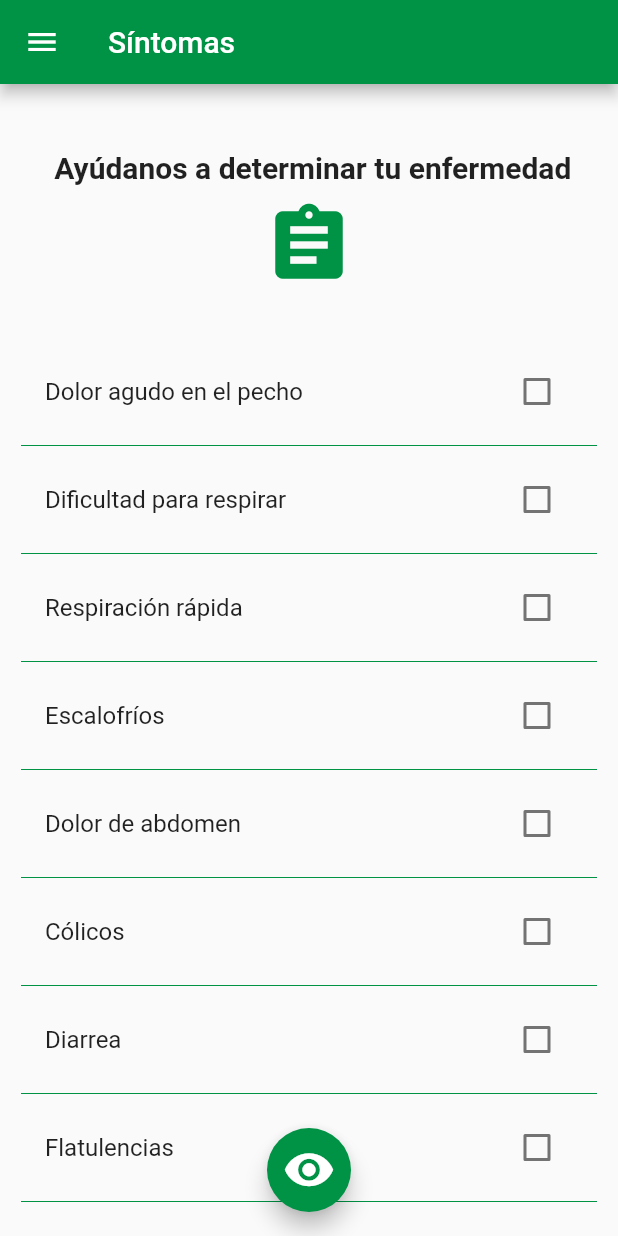
After one commit to JamesTovarR04/HandDoc, a Flutter app: the HomePage screen opened by its route, after a tap on "Reportar síntomas", on a phone screen of 412 x 824 dp. The commit adds this screen. Run offline on Flutter 3.47's test engine with Material 2 defaults, Android fonts, the phone set to English and light mode, and no system bars; our stand-ins replace sqflite, wave; accounts and stored records are empty.

Commit message:
Creacion pagina de inicio y para reportar sintomas

```diff
--- /dev/null
+++ b/lib/src/pages/home_page.dart
@@ -0,0 +1,188 @@
+import 'package:flutter/material.dart';
+import 'package:hand_doc/src/classes/user.dart';
+import 'package:hand_doc/src/pages/report_symptoms_page.dart';
+import 'package:hand_doc/src/providers/menu_provider.dart';
+import 'package:hand_doc/src/utils/DB_util.dart';
+import 'package:wave/config.dart';
+import 'package:wave/wave.dart';
+
+class HomePage extends StatefulWidget {
+  final route = "home/";
+  HomePage({Key key}) : super(key: key);
+
+  @override
+  _HomePageState createState() => _HomePageState();
+}
+
+class _HomePageState extends State<HomePage> {
+  User _user = new User();
+  //----------------------------------------------------------------------------
+  @override
+  void initState() {
+    super.initState();
+
+    _user.name = "";
+
+    DBUtil.readUser().then((user) {
+      if (user.length > 0)
+        setState(() {
+          _user = user[0];
+        });
+    });
+  }
+
+  //----------------------------------------------------------------------------
+  @override
+  Widget build(BuildContext context) {
+    Menu menu = new Menu(context);
+    return Scaffold(
+      appBar: AppBar(
+        title: Text('HandDoc'),
+      ),
+      drawer: Drawer(
+        child: menu.drawer,
+      ),
+      body: _createWave(),
+    );
+  }
+
+  Widget _itemsHome() {
+    return Padding(
+      padding: const EdgeInsets.all(16.0),
+      child: Column(
+        crossAxisAlignment: CrossAxisAlignment.stretch,
+        children: [
+          Image.asset(
+            'assets/data/image/logo.png',
+            height: 150.0,
+          ),
+          SizedBox(height: 30.0),
+          _createTextUser(),
+          Divider(
+            color: Colors.grey,
+            thickness: 1.0,
+            height: 40.0,
+          ),
+          Text(
+            "Selecciona una de las opciones:",
+            style: TextStyle(fontSize: 20.0),
+          ),
+          SizedBox(height: 20.0),
+          //----------------------------------------------------------------------
+          _createButtonEmergency(),
+          SizedBox(height: 20.0),
+          Text(
+            "Si consideras que tu estado general es crítico.",
+            textAlign: TextAlign.center,
+            style: TextStyle(fontSize: 15.0),
+          ),
+          SizedBox(height: 30.0),
+          _createButtonReportSymptoms(),
+          SizedBox(height: 20.0),
+          Text(
+            "Si tu estado requiere tratamiento doméstico.",
+            textAlign: TextAlign.center,
+            style: TextStyle(fontSize: 15.0),
+          ),
+        ],
+      ),
+    );
+  }
+
+  //------------------------------------------------------------------------------
+  // creating separated Widgets
+  Widget _createTextUser() {
+    return Text(
+      "Hola, " + _user.name.split(' ')[0],
+      textAlign: TextAlign.center,
+      style: TextStyle(
+        fontSize: 35.0,
+        fontWeight: FontWeight.bold,
+      ),
+    );
+  }
+
+  //----------------------------------------------------------------------------
+  Widget _createButtonEmergency() {
+    return RaisedButton(
+      color: Colors.red,
+      elevation: 7.0,
+      shape: RoundedRectangleBorder(
+        borderRadius: new BorderRadius.circular(18.0),
+      ),
+      textColor: Colors.white,
+      child: Padding(
+        padding: const EdgeInsets.all(20.0),
+        child: Text("EMERGENCIA",
+            style: TextStyle(
+              fontSize: 20.0,
+              fontWeight: FontWeight.bold,
+            )),
+      ),
+      onPressed: () {},
+    );
+  }
+
+  //----------------------------------------------------------------------------
+  Widget _createButtonReportSymptoms() {
+    return RaisedButton(
+      color: Theme.of(context).primaryColor,
+      elevation: 7.0,
+      shape: RoundedRectangleBorder(
+        borderRadius: new BorderRadius.circular(18.0),
+      ),
+      textColor: Colors.white,
+      child: Padding(
+        padding: const EdgeInsets.all(20.0),
+        child: Text(
+          "Reportar síntomas",
+          style: TextStyle(fontSize: 20.0),
+        ),
+      ),
+      onPressed: () {
+        Navigator.pushNamed(context, ReportSymptomsPage().route);
+      },
+    );
+  }
+
+  Widget _createWave() {
+    return Stack(
+      children: <Widget>[
+        ListView(
+          children: [
+            SizedBox(height: 165.0),
+            Container(
+              height: MediaQuery.of(context).size.height,
+              child: RotatedBox(
+                quarterTurns: 2,
+                child: WaveWidget(
+                  config: CustomConfig(
+                    gradients: [
+                      [
+                        Colors.white,
+                        Theme.of(context).primaryColor,
+                      ],
+                      [Theme.of(context).primaryColor, Colors.white],
+                      [Colors.white, Colors.white],
+                      [Colors.white, Colors.white],
+                    ],
+                    durations: [35000, 19440, 10800, 6000],
+                    heightPercentages: [0.20, 0.23, 0.25, 0.30],
+                    gradientBegin: Alignment.topRight,
+                    gradientEnd: Alignment.bottomLeft,
+                  ),
+                  waveAmplitude: 0,
+                  size: Size(
+                    double.infinity,
+                    double.infinity,
+                  ),
+                ),
+              ),
+            ),
+          ],
+        ),
+        _itemsHome(),
+      ],
+    );
+  }
+}
--- a/lib/src/pages/login_page.dart
+++ b/lib/src/pages/login_page.dart
@@ -5,6 +5,8 @@ import 'package:hand_doc/src/design/animations.dart';
 import 'package:hand_doc/src/pages/profile_page.dart';
 import 'package:hand_doc/src/pages/signup_page.dart';
 import 'package:hand_doc/src/utils/access_util.dart';
+
+import 'home_page.dart';
 
 class LoginPage extends StatefulWidget {
   final route = 'login/';
@@ -35,6 +37,7 @@ class LoginPageState extends State<LoginPage>
 //Methods to define initial state of animations
   @override
   void initState() {
+    super.initState();
     //--------------------------------------------------------------------------
     this._controllerAnimation = AnimationController(
       duration: Duration(milliseconds: 1000),
@@ -217,6 +220,7 @@ class LoginPageState extends State<LoginPage>
           child: Text("INICIAR SESIÓN"),
         ),
         onPressed: () async {
+          FocusScope.of(context).requestFocus(new FocusNode());
           int value = 0;
           if (_key.currentState.validate()) {
             _key.currentState.save();
@@ -231,7 +235,7 @@ class LoginPageState extends State<LoginPage>
                 _controllerPassword.text = "";
               });
             } else if (value == 1) {
-              Navigator.pushNamed(context, ProfilePage().route);
+              Navigator.pushNamed(context, HomePage().route);
             }
           }
         },
--- a/lib/src/pages/profile_page.dart
+++ b/lib/src/pages/profile_page.dart
@@ -75,7 +75,7 @@ class _ProfilePageState extends State<ProfilePage> {
             ));
   }
 
-  //----------------------------------------------------------------------------
+//----------------------------------------------------------------------------
   @override
   void initState() {
     super.initState();
--- /dev/null
+++ b/lib/src/pages/report_symptoms_page.dart
@@ -0,0 +1,137 @@
+import 'package:flutter/material.dart';
+import 'package:hand_doc/src/providers/menu_provider.dart';
+
+class ReportSymptomsPage extends StatefulWidget {
+  final route = 'report/';
+  ReportSymptomsPage({Key key}) : super(key: key);
+
+  @override
+  _ReportSymptomsPageState createState() => _ReportSymptomsPageState();
+}
+
+class _ReportSymptomsPageState extends State<ReportSymptomsPage> {
+  List<bool> _checkbox = new List<bool>(18);
+  //----------------------------------------------------------------------------
+  @override
+  void initState() {
+    super.initState();
+
+    _checkbox[0] = false;
+    _checkbox[1] = false;
+    _checkbox[2] = false;
+    _checkbox[3] = false;
+    _checkbox[4] = false;
+
+    _checkbox[5] = false;
+    _checkbox[6] = false;
+    _checkbox[7] = false;
+    _checkbox[8] = false;
+    _checkbox[9] = false;
+
+    _checkbox[10] = false;
+    _checkbox[11] = false;
+    _checkbox[12] = false;
+    _checkbox[13] = false;
+    _checkbox[14] = false;
+    _checkbox[15] = false;
+    _checkbox[16] = false;
+  }
+
+  //----------------------------------------------------------------------------
+  @override
+  Widget build(BuildContext context) {
+    // Delete this code
+    Menu menu = new Menu(context);
+    return Scaffold(
+      drawer: Drawer(
+        child: menu.drawer,
+      ),
+      appBar: AppBar(
+        title: Text("Síntomas"),
+      ),
+      body: SingleChildScrollView(
+        child: _itemsSymptoms(),
+      ),
+      floatingActionButtonLocation: FloatingActionButtonLocation.centerFloat,
+      floatingActionButton: FloatingActionButton(
+        child: Icon(
+          Icons.remove_red_eye,
+          size: 35.0,
+        ),
+        backgroundColor: Theme.of(context).primaryColor,
+        onPressed: () {},
+      ),
+    );
+  }
+
+  Widget _itemsSymptoms() {
+    return Padding(
+      padding: const EdgeInsets.all(14.0),
+      child: Column(
+        mainAxisAlignment: MainAxisAlignment.spaceEvenly,
+        crossAxisAlignment: CrossAxisAlignment.stretch,
+        children: [
+          SizedBox(height: 30.0),
+          Text(
+            " Ayúdanos a determinar tu enfermedad ",
+            textAlign: TextAlign.center,
+            style: TextStyle(
+              fontWeight: FontWeight.bold,
+              fontSize: 20.0,
+            ),
+          ),
+          SizedBox(height: 10.0),
+          Icon(
+            Icons.assignment,
+            size: 60.0,
+            color: Theme.of(context).primaryColor,
+          ),
+          SizedBox(height: 40.0),
+          _listSymptom("Dolor agudo en el pecho", 0),
+          _listSymptom("Dificultad para respirar", 1),
+          _listSymptom("Respiración rápida", 2),
+          _listSymptom("Escalofríos", 3),
+          //-------------------------------------
+          _listSymptom("Dolor de abdomen", 4),
+          _listSymptom("Cólicos", 5),
+          _listSymptom("Diarrea", 6),
+          _listSymptom("Flatulencias", 7),
+          _listSymptom("Dolor de cabeza", 8),
+          //-------------------------------------
+          _listSymptom("Dolor en las articulaciones", 9),
+          _listSymptom("Dolor en la parte posterior de los ojos", 10),
+          _listSymptom("Erupciones o manchas rojas", 11),
+          _listSymptom("Facilidad para desarrollar hematomas", 12),
+          //-------------------------------------
+          _listSymptom("Tos con flema, seca o crónica", 13),
+          _listSymptom("Congestión nasal", 14),
+          _listSymptom("Dificultad para respirar", 15),
+          _listSymptom("Dolor de garganta", 16),
+
+          SizedBox(height: 65.0),
+        ],
+      ),
+    );
+  }
+
+  Widget _listSymptom(String symptom, int i) {
+    return Column(
+      children: [
+        ListTile(
+          title: Text(symptom),
+          trailing: Checkbox(
+            value: _checkbox[i],
+            onChanged: (value) {
+              setState(() {
+                _checkbox[i] = value;
+              });
+            },
+          ),
+        ),
+        Divider(
+          color: Theme.of(context).primaryColor,
+        ),
+      ],
+    );
+  }
+}
--- a/lib/src/pages/signup_page.dart
+++ b/lib/src/pages/signup_page.dart
@@ -3,7 +3,6 @@ import 'package:flutter/material.dart';
 import 'package:hand_doc/src/design/animations.dart';
 import 'package:hand_doc/src/classes/user.dart';
 import 'package:hand_doc/src/providers/regularExpresions_provider.dart';
-import 'package:hand_doc/src/utils/DB_util.dart';
 import 'package:hand_doc/src/utils/access_util.dart';
 
 class SignupPage extends StatefulWidget {
@@ -265,6 +264,7 @@ class _SignupPageState extends State<SignupPage>
                 (_controllerPass2 != _controllerPass)
             ? null
             : () {
+                FocusScope.of(context).requestFocus(new FocusNode());
                 _user.name = _controllerName.text;
                 _user.lastName = _controllerLastName.text;
                 _user.phone = _controllerPhone.text;
--- a/lib/src/pages/start_screen.dart
+++ b/lib/src/pages/start_screen.dart
@@ -1,7 +1,7 @@
 import 'dart:async';
 import 'package:flutter/material.dart';
+import 'package:hand_doc/src/pages/home_page.dart';
 import 'package:hand_doc/src/pages/login_page.dart';
-import 'package:hand_doc/src/pages/profile_page.dart';
 import 'package:hand_doc/src/utils/access_util.dart';
 
 class StartScreen extends StatefulWidget {
@@ -22,10 +22,10 @@ class _StartScreenState extends State<StartScreen> {
       if (value == 0)
         route = LoginPage().route;
       else
-        route = ProfilePage().route;
+        route = HomePage().route;
     });
     Timer(Duration(seconds: 3), () {
-      Navigator.pushNamed(context, route);
+      Navigator.pushReplacementNamed(context, route);
     });
   }
 
--- a/lib/src/providers/menu_provider.dart
+++ b/lib/src/providers/menu_provider.dart
@@ -1,6 +1,7 @@
 import 'package:flutter/material.dart';
-import 'package:flutter/services.dart';
+import 'package:hand_doc/src/pages/home_page.dart';
 import 'package:hand_doc/src/pages/login_page.dart';
+import 'package:hand_doc/src/pages/profile_page.dart';
 import 'package:hand_doc/src/utils/access_util.dart';
 
 class Menu {
@@ -21,8 +22,8 @@ class Menu {
             ),
           ),
         ),
-        _itemList(Icons.home, "Inicio", context, 'init/'),
-        _itemList(Icons.person, "Perfil", context, 'profile/'),
+        _itemList(Icons.home, "Inicio", context, HomePage().route),
+        _itemList(Icons.person, "Perfil", context, ProfilePage().route),
         Padding(
           padding: const EdgeInsets.all(8.0),
           child: Divider(
@@ -78,7 +79,7 @@ class Menu {
           ],
         ),
         onTap: () {
-          // Navigator.pushNamed(context, route);
+          Navigator.pushNamed(context, route);
         },
       ),
     );
--- a/lib/src/routes/routes.dart
+++ b/lib/src/routes/routes.dart
@@ -1,6 +1,8 @@
 import 'package:flutter/material.dart';
+import 'package:hand_doc/src/pages/home_page.dart';
 import 'package:hand_doc/src/pages/login_page.dart';
 import 'package:hand_doc/src/pages/profile_page.dart';
+import 'package:hand_doc/src/pages/report_symptoms_page.dart';
 import 'package:hand_doc/src/pages/signup_page.dart';
 import 'package:hand_doc/src/pages/start_screen.dart';
 
@@ -10,5 +12,7 @@ Map<String, WidgetBuilder> getApplicationRoutes() {
     SignupPage().route: (context) => SignupPage(),
     StartScreen().route: (context) => StartScreen(),
     ProfilePage().route: (context) => ProfilePage(),
+    HomePage().route: (context) => HomePage(),
+    ReportSymptomsPage().route: (context) => ReportSymptomsPage(),
   };
 }
--- a/lib/src/utils/DB_util.dart
+++ b/lib/src/utils/DB_util.dart
@@ -60,6 +60,7 @@ class DBUtil {
     } catch (e) {
       print("Problema al leer los usuarios" + e.toString());
     }
+    return List<User>();
   }
 
   // Read if there are users in database
@@ -89,6 +90,7 @@ class DBUtil {
     } catch (e) {
       print("Problema al leer los usuarios" + e.toString());
     }
+    return List<User>();
   }
 
   // Insert user
--- a/lib/src/utils/access_util.dart
+++ b/lib/src/utils/access_util.dart
@@ -1,6 +1,5 @@
 import 'package:flutter/cupertino.dart';
 import 'package:hand_doc/src/classes/user.dart';
-import 'package:hand_doc/src/pages/login_page.dart';
 import 'package:hand_doc/src/pages/profile_page.dart';
 import 'package:hand_doc/src/utils/DB_util.dart';
 
--- a/pubspec.yaml
+++ b/pubspec.yaml
@@ -32,6 +32,7 @@ dependencies:
   cupertino_icons: ^0.1.3
   sqflite: ^1.2.0
   path: ^1.6.4
+  wave: ^0.0.8
 
 dev_dependencies:
   flutter_test:
```
Also changed, not shown: pubspec.lock.
